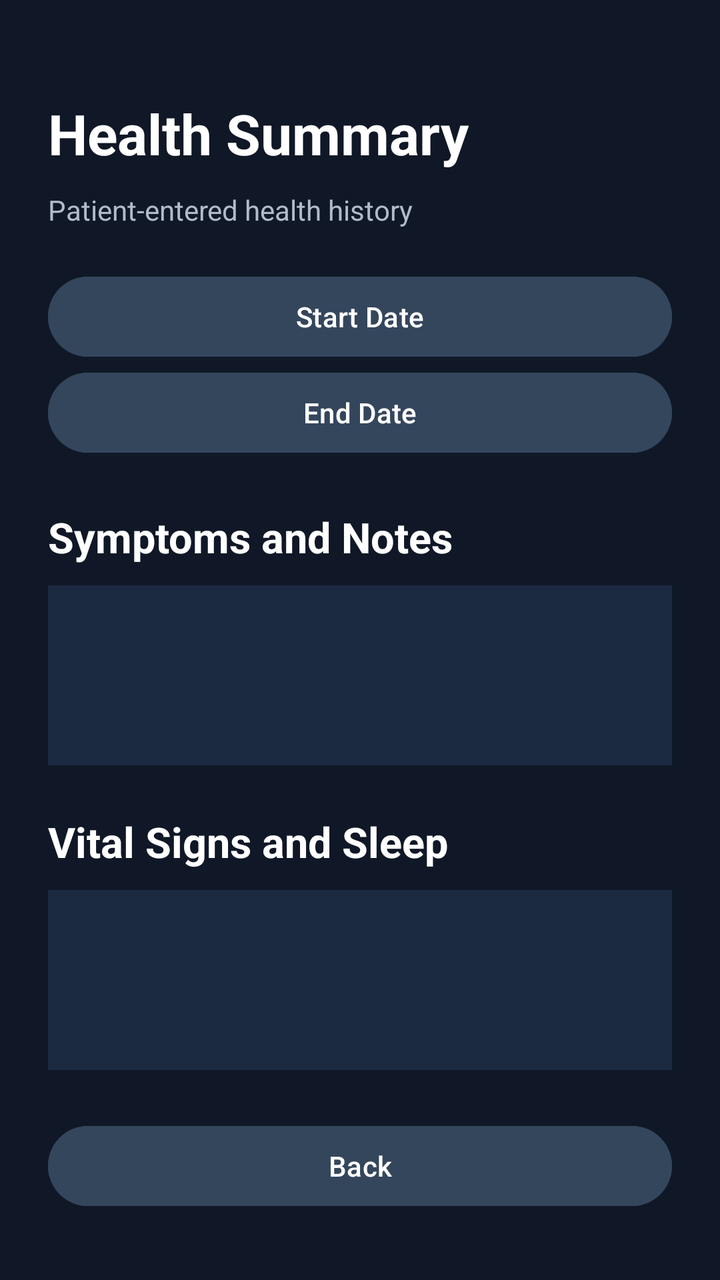
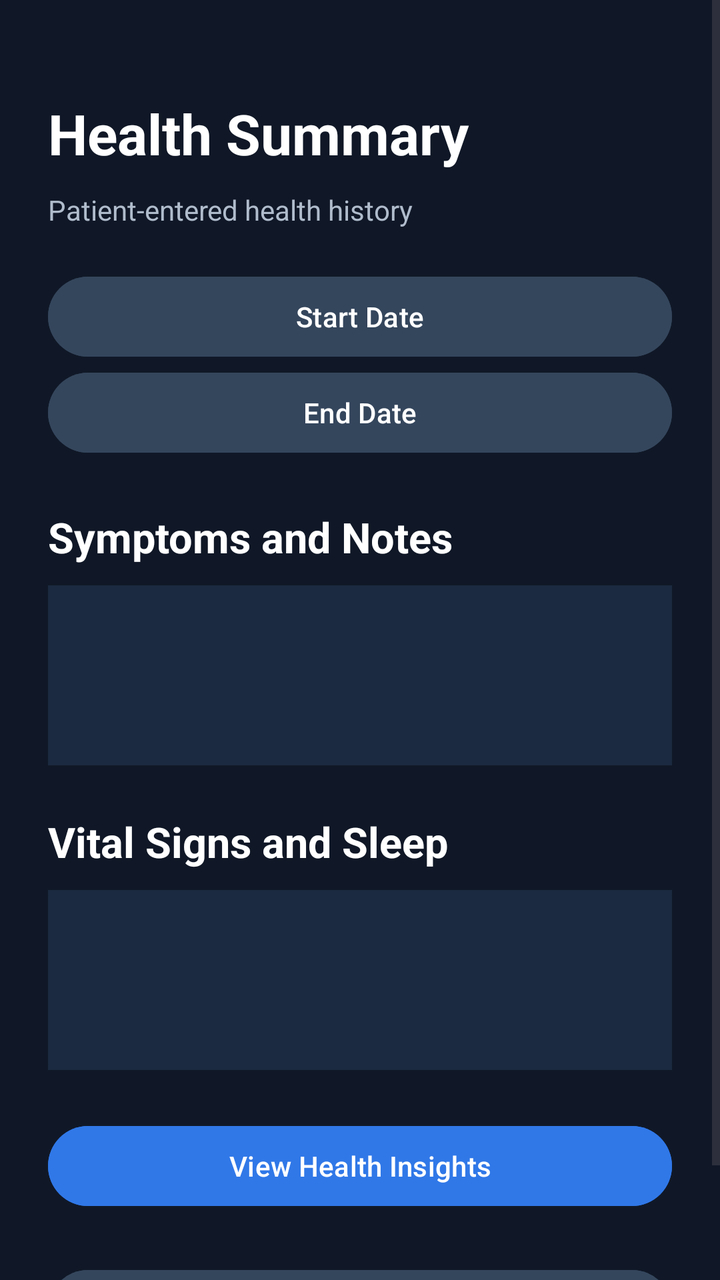

Before-and-after screenshots of an Android layout around one commit, followed by the original layout XML and the change that was made.
<!-- AndroidManifest.xml: application theme Theme.VitalPath -->
<!-- res/layout/activity_summary.xml -->
<?xml version="1.0" encoding="utf-8"?>
<ScrollView xmlns:android="http://schemas.android.com/apk/res/android"
    android:layout_width="match_parent" android:layout_height="match_parent"
    android:background="#101827" android:fillViewport="true">
    <LinearLayout android:layout_width="match_parent" android:layout_height="wrap_content"
        android:orientation="vertical" android:padding="24dp">
        <TextView android:layout_width="match_parent" android:layout_height="wrap_content"
            android:text="Health Summary" android:textSize="28sp" android:textStyle="bold"
            android:textColor="#FFFFFF" android:layout_marginTop="24dp" />
        <TextView android:layout_width="match_parent" android:layout_height="wrap_content"
            android:text="Patient-entered health history" android:textColor="#B0BCCC"
            android:layout_marginTop="10dp" android:layout_marginBottom="20dp" />
        <Button android:id="@+id/btnStartDate" android:layout_width="match_parent"
            android:layout_height="wrap_content" android:text="Start Date"
            android:backgroundTint="#34465C" android:textColor="#FFFFFF" />
        <Button android:id="@+id/btnEndDate" android:layout_width="match_parent"
            android:layout_height="wrap_content" android:text="End Date"
            android:backgroundTint="#34465C" android:textColor="#FFFFFF" />
        <TextView android:layout_width="match_parent" android:layout_height="wrap_content"
            android:text="Symptoms and Notes" android:textSize="21sp"
            android:textStyle="bold" android:textColor="#FFFFFF" android:layout_marginTop="24dp" />
        <TextView android:id="@+id/txtSymptomHistory" android:layout_width="match_parent"
            android:layout_height="wrap_content" android:minHeight="90dp"
            android:textColor="#FFFFFF" android:textSize="15sp"
            android:background="#1B2A40" android:padding="14dp" android:layout_marginTop="10dp" />
        <TextView android:layout_width="match_parent" android:layout_height="wrap_content"
            android:text="Vital Signs and Sleep" android:textSize="21sp"
            android:textStyle="bold" android:textColor="#FFFFFF" android:layout_marginTop="24dp" />
        <TextView android:id="@+id/txtVitalHistory" android:layout_width="match_parent"
            android:layout_height="wrap_content" android:minHeight="90dp"
            android:textColor="#FFFFFF" android:textSize="15sp"
            android:background="#1B2A40" android:padding="14dp" android:layout_marginTop="10dp" />
        <Button android:id="@+id/btnBackSummary" android:layout_width="match_parent"
            android:layout_height="wrap_content" android:text="Back"
            android:backgroundTint="#34465C" android:textColor="#FFFFFF"
            android:layout_marginTop="24dp" />
    </LinearLayout>
</ScrollView>
<!-- resources referenced by this layout -->
<resources>
  <style name="Theme.VitalPath" parent="Base.Theme.VitalPath" />
  <style name="Base.Theme.VitalPath" parent="Theme.Material3.DayNight.NoActionBar">
          
          
      </style>
</resources>

<!-- the commit's change to res/layout/activity_summary.xml (unified diff, before → after) -->
@@ -30,6 +30,10 @@
             android:layout_height="wrap_content" android:minHeight="90dp"
             android:textColor="#FFFFFF" android:textSize="15sp"
             android:background="#1B2A40" android:padding="14dp" android:layout_marginTop="10dp" />
+        <Button android:id="@+id/btnOpenInsights" android:layout_width="match_parent"
+            android:layout_height="wrap_content" android:text="View Health Insights"
+            android:backgroundTint="#3078E8" android:textColor="#FFFFFF"
+            android:layout_marginTop="24dp" />
         <Button android:id="@+id/btnBackSummary" android:layout_width="match_parent"
             android:layout_height="wrap_content" android:text="Back"
             android:backgroundTint="#34465C" android:textColor="#FFFFFF"
